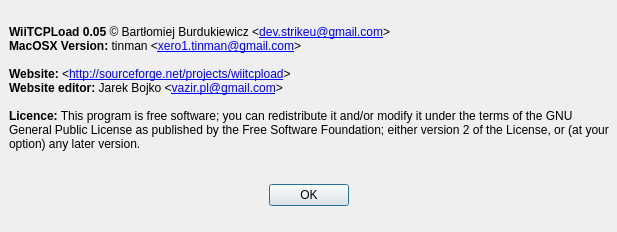
Qt form ui/about.ui (dev-0x7C6/qwiiload) before a commit.
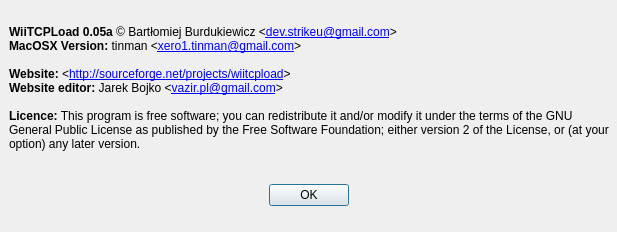
The same form after that commit. Icons and pictures are not drawn.

```diff
--- a/ui/about.ui
+++ b/ui/about.ui
@@ -55,7 +55,7 @@
 &lt;html&gt;&lt;head&gt;&lt;meta name=&quot;qrichtext&quot; content=&quot;1&quot; /&gt;&lt;style type=&quot;text/css&quot;&gt;
 p, li { white-space: pre-wrap; }
 &lt;/style&gt;&lt;/head&gt;&lt;body style=&quot; font-family:'Sans Serif'; font-size:9pt; font-weight:400; font-style:normal;&quot;&gt;
-&lt;p style=&quot; margin-top:0px; margin-bottom:0px; margin-left:0px; margin-right:0px; -qt-block-indent:0; text-indent:0px;&quot;&gt;&lt;span style=&quot; font-weight:600;&quot;&gt;WiiTCPLoad 0.05&lt;/span&gt; © Bartłomiej Burdukiewicz &amp;lt;&lt;a href=&quot;mailto:dev.strikeu@gmail.com&quot;&gt;&lt;span style=&quot; text-decoration: underline; color:#0000ff;&quot;&gt;dev.strikeu@gmail.com&lt;/span&gt;&lt;/a&gt;&amp;gt;&lt;/p&gt;
+&lt;p style=&quot; margin-top:0px; margin-bottom:0px; margin-left:0px; margin-right:0px; -qt-block-indent:0; text-indent:0px;&quot;&gt;&lt;span style=&quot; font-weight:600;&quot;&gt;WiiTCPLoad 0.05a&lt;/span&gt; © Bartłomiej Burdukiewicz &amp;lt;&lt;a href=&quot;mailto:dev.strikeu@gmail.com&quot;&gt;&lt;span style=&quot; text-decoration: underline; color:#0000ff;&quot;&gt;dev.strikeu@gmail.com&lt;/span&gt;&lt;/a&gt;&amp;gt;&lt;/p&gt;
 &lt;p style=&quot; margin-top:0px; margin-bottom:0px; margin-left:0px; margin-right:0px; -qt-block-indent:0; text-indent:0px;&quot;&gt;&lt;span style=&quot; font-weight:600;&quot;&gt;MacOSX Version:&lt;/span&gt; tinman &amp;lt;&lt;a href=&quot;mailto:xero1.tinman@gmail.com&quot;&gt;&lt;span style=&quot; text-decoration: underline; color:#0000ff;&quot;&gt;xero1.tinman@gmail.com&lt;/span&gt;&lt;/a&gt;&amp;gt;&lt;/p&gt;
 &lt;p style=&quot;-qt-paragraph-type:empty; margin-top:0px; margin-bottom:0px; margin-left:0px; margin-right:0px; -qt-block-indent:0; text-indent:0px;&quot;&gt;&lt;/p&gt;
 &lt;p style=&quot; margin-top:0px; margin-bottom:0px; margin-left:0px; margin-right:0px; -qt-block-indent:0; text-indent:0px;&quot;&gt;&lt;span style=&quot; font-weight:600;&quot;&gt;Website:&lt;/span&gt; &amp;lt;&lt;a href=&quot;http://sourceforge.net/projects/wiitcpload&quot;&gt;&lt;span style=&quot; text-decoration: underline; color:#0000ff;&quot;&gt;http://sourceforge.net/projects/wiitcpload&lt;/span&gt;&lt;/a&gt;&amp;gt;&lt;/p&gt;
```
